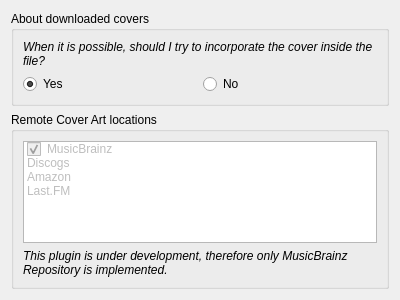
Before: the Qt Designer form config.ui in Ilya87/cover-fetcher, drawn with Qt 5.
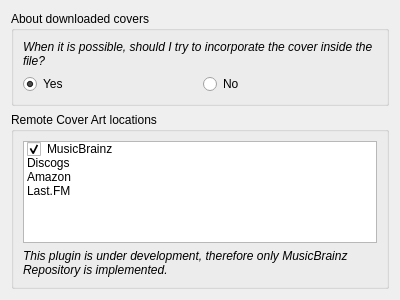
After: the same form once the commit is applied.

```diff
--- a/config.ui
+++ b/config.ui
@@ -75,7 +75,7 @@
           <enum>Checked</enum>
          </property>
          <property name="flags">
-          <set>ItemIsSelectable|ItemIsDragEnabled</set>
+          <set>NoItemFlags</set>
          </property>
         </item>
         <item>
@@ -86,7 +86,7 @@
           <enum>Unchecked</enum>
          </property>
          <property name="flags">
-          <set>ItemIsSelectable|ItemIsUserCheckable</set>
+          <set>ItemIsSelectable|ItemIsUserCheckable|ItemIsEnabled</set>
          </property>
         </item>
         <item>
@@ -97,7 +97,7 @@
           <enum>Unchecked</enum>
          </property>
          <property name="flags">
-          <set>ItemIsSelectable|ItemIsUserCheckable</set>
+          <set>ItemIsSelectable|ItemIsUserCheckable|ItemIsEnabled</set>
          </property>
         </item>
         <item>
@@ -108,7 +108,7 @@
           <enum>Unchecked</enum>
          </property>
          <property name="flags">
-          <set>ItemIsSelectable|ItemIsDragEnabled</set>
+          <set>ItemIsSelectable|ItemIsUserCheckable|ItemIsEnabled</set>
          </property>
         </item>
        </widget>
```
Left out of the diff: 2 changed lines with no effect on the pictures.
